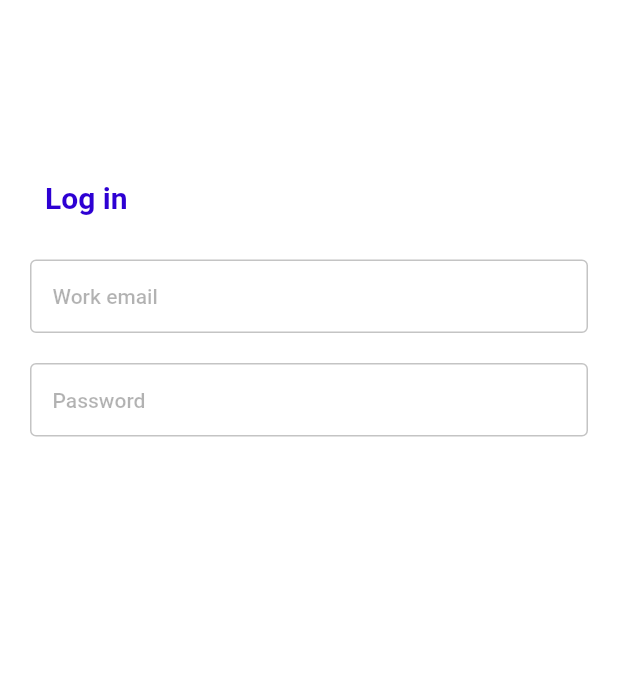
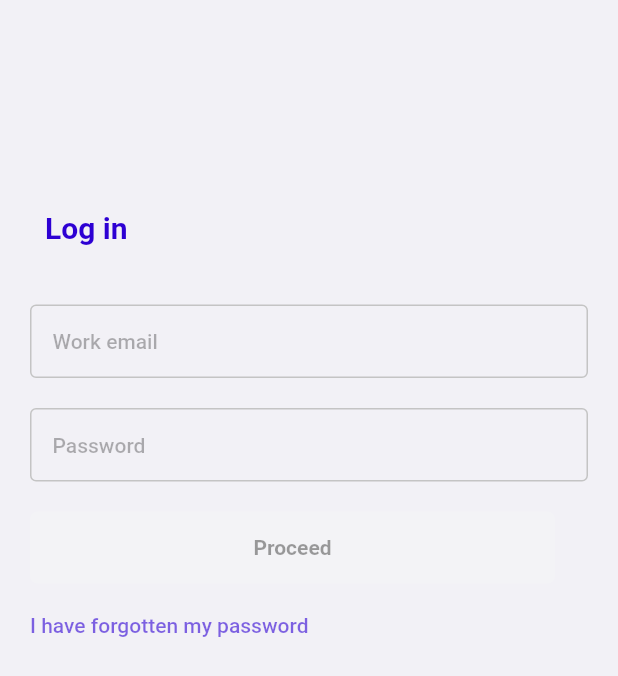
Before and after one commit to geekpius/zuberi, a Flutter app: the screen it shows after launch, after a tap on "Get Started", on a phone screen of 412 x 824 dp. Shown: the top 676 px of the screen. Run offline on Flutter 3.47's test engine with Material 2 defaults, Android fonts, the phone set to English and light mode, and no system bars.

Commit message:
user profile, widthdraw process added

```diff
--- a/lib/constants.dart
+++ b/lib/constants.dart
@@ -5,6 +5,14 @@ const kFontStyle14 = TextStyle(
   fontSize: 14,
   fontStyle: FontStyle.normal,
   color: Colors.white,
+);
+
+
+const kButtonGreyFontStyle = TextStyle(
+  fontWeight: FontWeight.w700,
+  fontSize: 14,
+  fontStyle: FontStyle.normal,
+  color: Colors.black38,
 );
 
 const kFontStyle20 = TextStyle(
@@ -15,3 +23,7 @@ const kFontStyle20 = TextStyle(
 );
 
 const kCustomBlueColor = Color(0xFF2D00D3);
+
+const kBackgroundColor = Color(0xFFF2F1F6);
+
+const kCustomPinkColor = Color(0xFFFF0F80);
--- a/lib/route_generator.dart
+++ b/lib/route_generator.dart
@@ -1,10 +1,13 @@
 import 'package:flutter/material.dart';
+import 'package:zuberi/screens/congratulation_screen.dart';
+import 'package:zuberi/screens/home_screen.dart';
 import 'package:zuberi/screens/login_screen.dart';
+import 'package:zuberi/screens/profile_screen.dart';
 import 'package:zuberi/screens/splash_screen.dart';
+import 'package:zuberi/screens/transaction_summary_screen.dart';
 
 class RouteGenerator {
   static Route<dynamic> generateRoute(RouteSettings settings) {
-//    final args = settings.arguments;
 
     switch (settings.name) {
       case SplashScreen.nameRoute:
@@ -12,14 +15,19 @@ class RouteGenerator {
 
       case LoginScreen.nameRoute:
         return MaterialPageRoute(builder: (context) => LoginScreen());
-//      case 'location':
-//        return MaterialPageRoute(
-//          builder: (context) => LocationScreen(
-//            weatherData: args,
-//          ),
-//        );
-//      case 'city':
-//        return MaterialPageRoute(builder: (context) => CityScreen());
+
+      case HomeScreen.nameRoute:
+        return MaterialPageRoute(builder: (context) => HomeScreen());
+
+      case TransactionSummaryScreen.nameRoute:
+        return MaterialPageRoute(builder: (context) => TransactionSummaryScreen());
+
+      case CongratulationScreen.nameRoute:
+        return MaterialPageRoute(builder: (context) => CongratulationScreen());
+
+      case ProfileScreen.nameRoute:
+        return MaterialPageRoute(builder: (context) => ProfileScreen());
+
       default:
         return _errorRoute();
     }
--- a/lib/screens/login_screen.dart
+++ b/lib/screens/login_screen.dart
@@ -1,6 +1,10 @@
 import 'package:flutter/material.dart';
 import 'package:zuberi/constants.dart';
+import 'package:zuberi/screens/home_screen.dart';
+import 'package:zuberi/screens/profile_screen.dart';
+import 'package:zuberi/screens/transaction_summary_screen.dart';
 import 'package:zuberi/widgets/input_field.dart';
+import 'package:zuberi/widgets/rounded_button.dart';
 import 'package:zuberi/widgets/screen_heading.dart';
 
 class LoginScreen extends StatelessWidget {
@@ -9,35 +13,51 @@ class LoginScreen extends StatelessWidget {
   @override
   Widget build(BuildContext context) {
     return Scaffold(
-      backgroundColor: Colors.white,
+      backgroundColor: kBackgroundColor,
       body: Padding(
         padding: EdgeInsets.only(top: 120.0, left: 20.0, right: 20.0),
         child: Column(
           crossAxisAlignment: CrossAxisAlignment.start,
           children: [
             Padding(
-              padding: EdgeInsets.only(left: 10, bottom: 30),
+              padding: EdgeInsets.only(left: 10, top: 20.0),
               child: ScreenHeading(
                 text: "Log in",
               ),
             ),
-            Padding(
-              padding: EdgeInsets.only(bottom: 20),
-              child: InputField(
+            SizedBox(height: 40.0),
+            InputField(
               onChanged: (value) {
                 //Do something with the user input.
               },
               hintText: 'Work email',
             ),
-            ),
-            Padding(
-              padding: EdgeInsets.only(bottom: 20),
-              child: InputField(
+            SizedBox(height: 20.0),
+            InputField(
               onChanged: (value) {
                 //Do something with the user input.
               },
               hintText: 'Password',
               obscureText: true,
+            ),
+            SizedBox(height: 20.0),
+            RoundedButton(
+              onPressed: () {
+                Navigator.pushNamed(context, ProfileScreen.nameRoute);
+              },
+              text: 'Proceed',
+              color: Color(0xFFF3F3F6),
+              minWidth: 350.0,
+              textStyle: kButtonGreyFontStyle,
+            ),
+            SizedBox(height: 20.0),
+            Text(
+              'I have forgotten my password',
+              style: TextStyle(
+                color: Color(0xFF2D00D3).withOpacity(0.6),
+                fontStyle: FontStyle.normal,
+                fontWeight: FontWeight.w500,
+                fontSize: 14.0,
               ),
             ),
           ],
--- a/lib/screens/splash_screen.dart
+++ b/lib/screens/splash_screen.dart
@@ -11,7 +11,7 @@ class SplashScreen extends StatelessWidget {
   @override
   Widget build(BuildContext context) {
     return Scaffold(
-      backgroundColor: Colors.white,
+      backgroundColor: kBackgroundColor,
       body: Container(
         decoration: BoxDecoration(
           image: DecorationImage(
@@ -30,11 +30,8 @@ class SplashScreen extends StatelessWidget {
                     children: [
                       CircleAvatar(
                         backgroundColor: Colors.white,
-                        radius: 40,
-                        child: Text(
-                          "Logo",
-                          style: TextStyle(color: Colors.black),
-                        ),
+                        backgroundImage: AssetImage('assets/images/zuberi.png'),
+                        radius: 30,
                       ),
                       SizedBox(
                         width: 10,
@@ -66,6 +63,8 @@ class SplashScreen extends StatelessWidget {
                 Navigator.pushNamed(context, LoginScreen.nameRoute);
               },
               text: 'Get Started',
+              color: Color(0xFF2D00D3),
+              textStyle: kFontStyle14,
             ),
           ],
         ),
--- a/lib/widgets/rounded_button.dart
+++ b/lib/widgets/rounded_button.dart
@@ -5,22 +5,25 @@ import '../constants.dart';
 class RoundedButton extends StatelessWidget {
   final Function onPressed;
   final String text;
+  final Color color;
+  final TextStyle textStyle;
+  final double minWidth;
 
-  RoundedButton({this.onPressed, this.text});
+  RoundedButton({this.onPressed, this.text, this.color, this.textStyle, this.minWidth = 294.0});
 
   @override
   Widget build(BuildContext context) {
     return Material(
-      elevation: 5.0,
-      color: Color(0xFF2D00D3),
+      // elevation: 1.0,
+      color: color,
       borderRadius: BorderRadius.circular(5.0),
       child: MaterialButton(
         onPressed: onPressed,
-        minWidth: 294.0,
+        minWidth: minWidth,
         height: 48.0,
         child: Text(
           text,
-          style: kFontStyle14,
+          style: textStyle,
         ),
       ),
     );
--- a/pubspec.yaml
+++ b/pubspec.yaml
@@ -28,6 +28,7 @@ dependencies:
   # The following adds the Cupertino Icons font to your application.
   # Use with the CupertinoIcons class for iOS style icons.
   cupertino_icons: ^1.0.0
+  flutter_circular_chart: ^0.1.0
 
 dev_dependencies:
   flutter_test:
```
Also changed, not shown: lib/screens/congratulation_screen.dart (added, +50 -0 lines), lib/screens/home_screen.dart (added, +96 -0 lines), lib/screens/profile_screen.dart (added, +255 -0 lines), lib/screens/transaction_summary_screen.dart (added, +84 -0 lines), lib/widgets/divider.dart (added, +12 -0 lines), lib/widgets/summary_list.dart (added, +33 -0 lines), pubspec.lock. Lines whose indentation alone changed are shown as unchanged.
